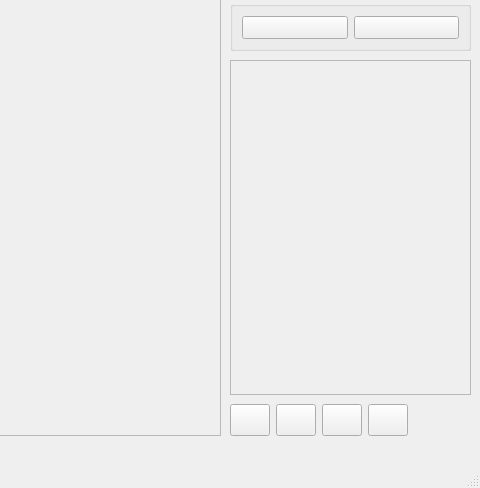
Old version of the form src/airunner/pyqt/main_window.ui in the repository Capsize-Games/airunner; both pictures show x 715 to 1195 and y 300 to 788 of the 1195 by 788 pixel window.
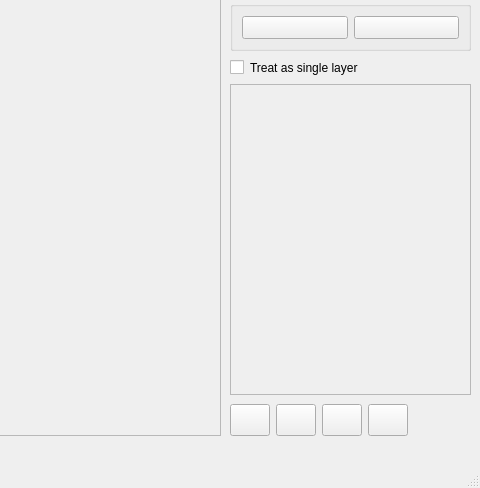
New version of the form. Icons and pictures are not drawn.

Commit message: add a checkbox to treat multiple layers as single layer

What changed in the file:
```diff
--- a/src/airunner/pyqt/main_window.ui
+++ b/src/airunner/pyqt/main_window.ui
@@ -145,7 +145,7 @@
        <property name="verticalSpacing">
         <number>9</number>
        </property>
-       <item row="4" column="0">
+       <item row="5" column="0">
         <widget class="QWidget" name="horizontalWidget" native="true">
          <property name="sizePolicy">
           <sizepolicy hsizetype="Fixed" vsizetype="Preferred">
@@ -650,7 +650,7 @@
          </layout>
         </widget>
        </item>
-       <item row="3" column="0">
+       <item row="4" column="0">
         <widget class="QScrollArea" name="layers">
          <property name="frameShadow">
           <enum>QFrame::Plain</enum>
@@ -667,7 +667,7 @@
             <x>0</x>
             <y>0</y>
             <width>239</width>
-            <height>316</height>
+            <height>289</height>
            </rect>
           </property>
           <property name="sizePolicy">
@@ -680,6 +680,13 @@
          </widget>
         </widget>
        </item>
+       <item row="3" column="0">
+        <widget class="QCheckBox" name="singleLayerCheckbox">
+         <property name="text">
+          <string>Treat as single layer</string>
+         </property>
+        </widget>
+       </item>
       </layout>
      </widget>
     </item>
```
The commit also changes 3 other files.
